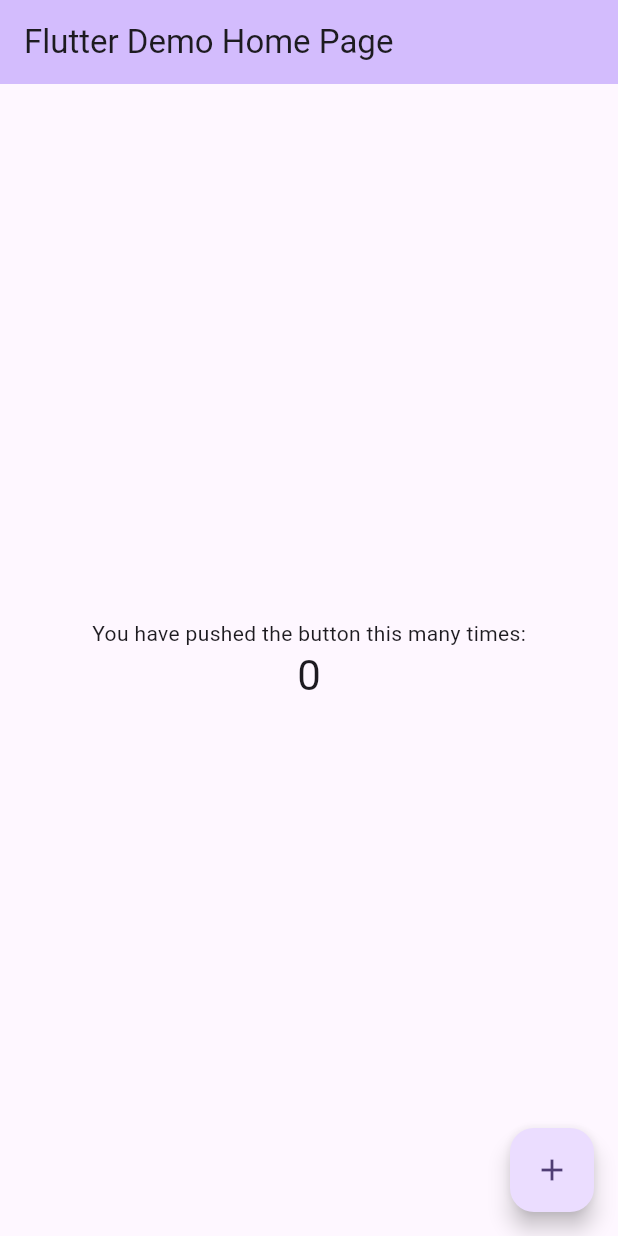
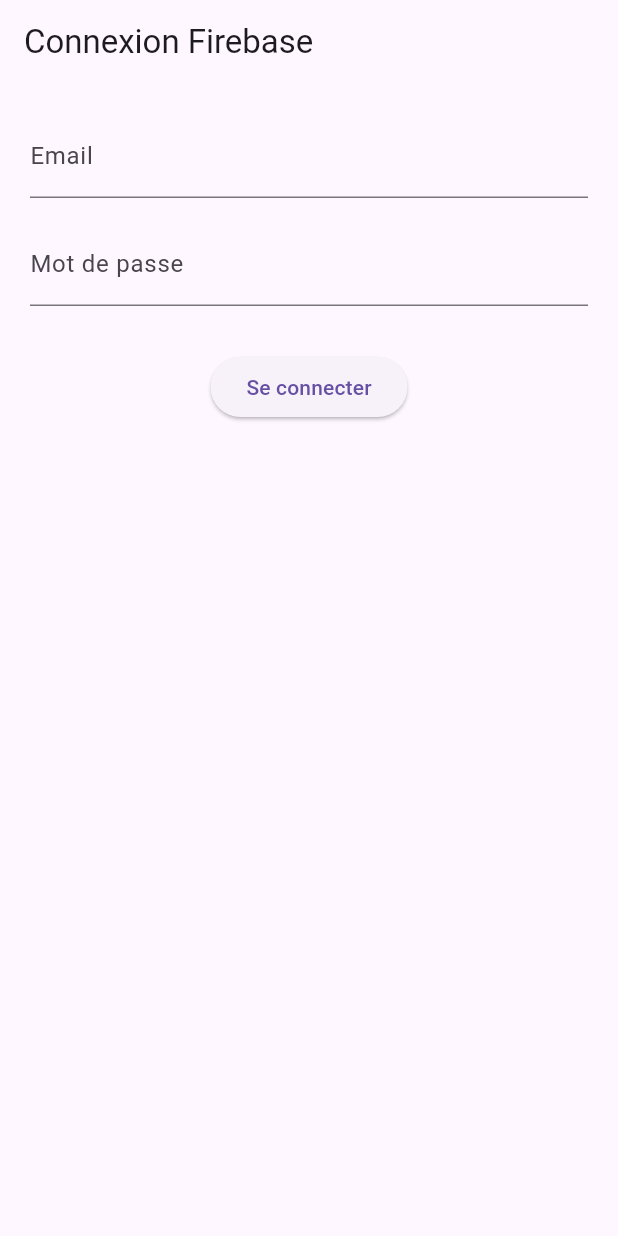
Before and after one commit to TZ-Porky/ImmunoWarriors, a Flutter app: the screen it shows after launch, on a phone screen of 412 x 824 dp. Run offline on Flutter 3.47's test engine with Material 3 defaults, Android fonts, the phone set to English and light mode, and no system bars; our stand-ins replace firebase_auth, firebase_core; accounts and stored records are empty.

Commit message:
Ajout de l'authentification Firebase et l'intégration Firestore avec l'écran de connexion

```diff
--- /dev/null
+++ b/lib/login_screen.dart
@@ -0,0 +1,90 @@
+import 'package:flutter/material.dart';
+import 'package:firebase_auth/firebase_auth.dart';
+
+class LoginScreen extends StatefulWidget {
+  const LoginScreen({super.key});
+
+  @override
+  State<LoginScreen> createState() => _LoginScreenState();
+}
+
+class _LoginScreenState extends State<LoginScreen> {
+  final TextEditingController _emailController = TextEditingController();
+  final TextEditingController _passwordController = TextEditingController();
+  String? _errorMessage;
+  bool _loading = false;
+
+  Future<void> _signIn() async {
+    setState(() {
+      _loading = true;
+      _errorMessage = null;
+    });
+
+    try {
+      final credential = await FirebaseAuth.instance.signInWithEmailAndPassword(
+        email: _emailController.text.trim(),
+        password: _passwordController.text.trim(),
+      );
+
+      setState(() {
+        _loading = false;
+      });
+
+      showDialog(
+        context: context,
+        builder: (_) => AlertDialog(
+          title: const Text("Succès"),
+          content: Text("Connecté en tant que : ${credential.user?.email}"),
+          actions: [
+            TextButton(
+              onPressed: () => Navigator.pop(context),
+              child: const Text("OK"),
+            ),
+          ],
+        ),
+      );
+    } on FirebaseAuthException catch (e) {
+      setState(() {
+        _loading = false;
+        _errorMessage = e.message;
+      });
+    }
+  }
+
+  @override
+  Widget build(BuildContext context) {
+    return Scaffold(
+      appBar: AppBar(title: const Text("Connexion Firebase")),
+      body: Padding(
+        padding: const EdgeInsets.all(20),
+        child: Column(
+          children: [
+            TextField(
+              controller: _emailController,
+              decoration: const InputDecoration(labelText: "Email"),
+            ),
+            const SizedBox(height: 16),
+            TextField(
+              controller: _passwordController,
+              obscureText: true,
+              decoration: const InputDecoration(labelText: "Mot de passe"),
+            ),
+            const SizedBox(height: 20),
+            if (_errorMessage != null)
+              Text(
+                _errorMessage!,
+                style: const TextStyle(color: Colors.red),
+              ),
+            const SizedBox(height: 10),
+            ElevatedButton(
+              onPressed: _loading ? null : _signIn,
+              child: _loading
+                  ? const CircularProgressIndicator(color: Colors.white)
+                  : const Text("Se connecter"),
+            ),
+          ],
+        ),
+      ),
+    );
+  }
+}
--- a/lib/main.dart
+++ b/lib/main.dart
@@ -1,122 +1,22 @@
 import 'package:flutter/material.dart';
+import 'package:firebase_core/firebase_core.dart';
+import 'package:immunowarriors/login_screen.dart';
 
-void main() {
+void main() async {
+  WidgetsFlutterBinding.ensureInitialized();
+  await Firebase.initializeApp();
   runApp(const MyApp());
 }
 
 class MyApp extends StatelessWidget {
   const MyApp({super.key});
 
-  // This widget is the root of your application.
   @override
   Widget build(BuildContext context) {
-    return MaterialApp(
-      title: 'Flutter Demo',
-      theme: ThemeData(
-        // This is the theme of your application.
-        //
-        // TRY THIS: Try running your application with "flutter run". You'll see
-        // the application has a purple toolbar. Then, without quitting the app,
-        // try changing the seedColor in the colorScheme below to Colors.green
-        // and then invoke "hot reload" (save your changes or press the "hot
-        // reload" button in a Flutter-supported IDE, or press "r" if you used
-        // the command line to start the app).
-        //
-        // Notice that the counter didn't reset back to zero; the application
-        // state is not lost during the reload. To reset the state, use hot
-        // restart instead.
-        //
-        // This works for code too, not just values: Most code changes can be
-        // tested with just a hot reload.
-        colorScheme: ColorScheme.fromSeed(seedColor: Colors.deepPurple),
-      ),
-      home: const MyHomePage(title: 'Flutter Demo Home Page'),
+    return const MaterialApp(
+      title: 'Firebase Login',
+      home: LoginScreen(),
+      debugShowCheckedModeBanner: false,
     );
   }
 }
-
-class MyHomePage extends StatefulWidget {
-  const MyHomePage({super.key, required this.title});
-
-  // This widget is the home page of your application. It is stateful, meaning
-  // that it has a State object (defined below) that contains fields that affect
-  // how it looks.
-
-  // This class is the configuration for the state. It holds the values (in this
-  // case the title) provided by the parent (in this case the App widget) and
-  // used by the build method of the State. Fields in a Widget subclass are
-  // always marked "final".
-
-  final String title;
-
-  @override
-  State<MyHomePage> createState() => _MyHomePageState();
-}
-
-class _MyHomePageState extends State<MyHomePage> {
-  int _counter = 0;
-
-  void _incrementCounter() {
-    setState(() {
-      // This call to setState tells the Flutter framework that something has
-      // changed in this State, which causes it to rerun the build method below
-      // so that the display can reflect the updated values. If we changed
-      // _counter without calling setState(), then the build method would not be
-      // called again, and so nothing would appear to happen.
-      _counter++;
-    });
-  }
-
-  @override
-  Widget build(BuildContext context) {
-    // This method is rerun every time setState is called, for instance as done
-    // by the _incrementCounter method above.
-    //
-    // The Flutter framework has been optimized to make rerunning build methods
-    // fast, so that you can just rebuild anything that needs updating rather
-    // than having to individually change instances of widgets.
-    return Scaffold(
-      appBar: AppBar(
-        // TRY THIS: Try changing the color here to a specific color (to
-        // Colors.amber, perhaps?) and trigger a hot reload to see the AppBar
-        // change color while the other colors stay the same.
-        backgroundColor: Theme.of(context).colorScheme.inversePrimary,
-        // Here we take the value from the MyHomePage object that was created by
-        // the App.build method, and use it to set our appbar title.
-        title: Text(widget.title),
-      ),
-      body: Center(
-        // Center is a layout widget. It takes a single child and positions it
-        // in the middle of the parent.
-        child: Column(
-          // Column is also a layout widget. It takes a list of children and
-          // arranges them vertically. By default, it sizes itself to fit its
-          // children horizontally, and tries to be as tall as its parent.
-          //
-          // Column has various properties to control how it sizes itself and
-          // how it positions its children. Here we use mainAxisAlignment to
-          // center the children vertically; the main axis here is the vertical
-          // axis because Columns are vertical (the cross axis would be
-          // horizontal).
-          //
-          // TRY THIS: Invoke "debug painting" (choose the "Toggle Debug Paint"
-          // action in the IDE, or press "p" in the console), to see the
-          // wireframe for each widget.
-          mainAxisAlignment: MainAxisAlignment.center,
-          children: <Widget>[
-            const Text('You have pushed the button this many times:'),
-            Text(
-              '$_counter',
-              style: Theme.of(context).textTheme.headlineMedium,
-            ),
-          ],
-        ),
-      ),
-      floatingActionButton: FloatingActionButton(
-        onPressed: _incrementCounter,
-        tooltip: 'Increment',
-        child: const Icon(Icons.add),
-      ), // This trailing comma makes auto-formatting nicer for build methods.
-    );
-  }
-}
--- a/pubspec.yaml
+++ b/pubspec.yaml
@@ -30,6 +30,9 @@ environment:
 dependencies:
   flutter:
     sdk: flutter
+  firebase_core: ^2.25.4
+  firebase_auth: ^4.17.4
+  cloud_firestore: ^4.15.4
 
   # The following adds the Cupertino Icons font to your application.
   # Use with the CupertinoIcons class for iOS style icons.
```
Also changed, not shown: pubspec.lock, 6 other files.
